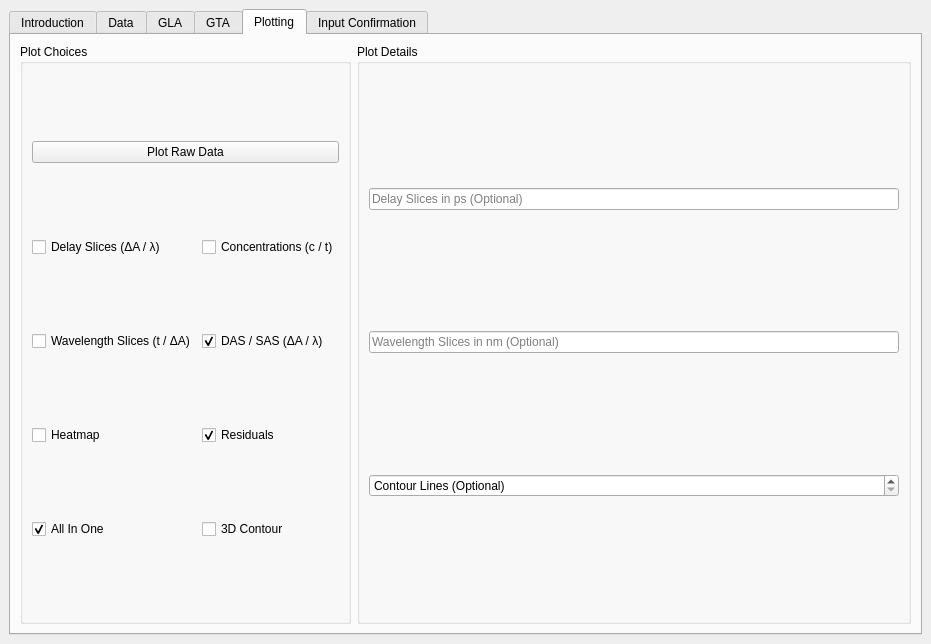
Old version of the form gui.ui in the repository 4-DMAPandSadness/EfsTA.
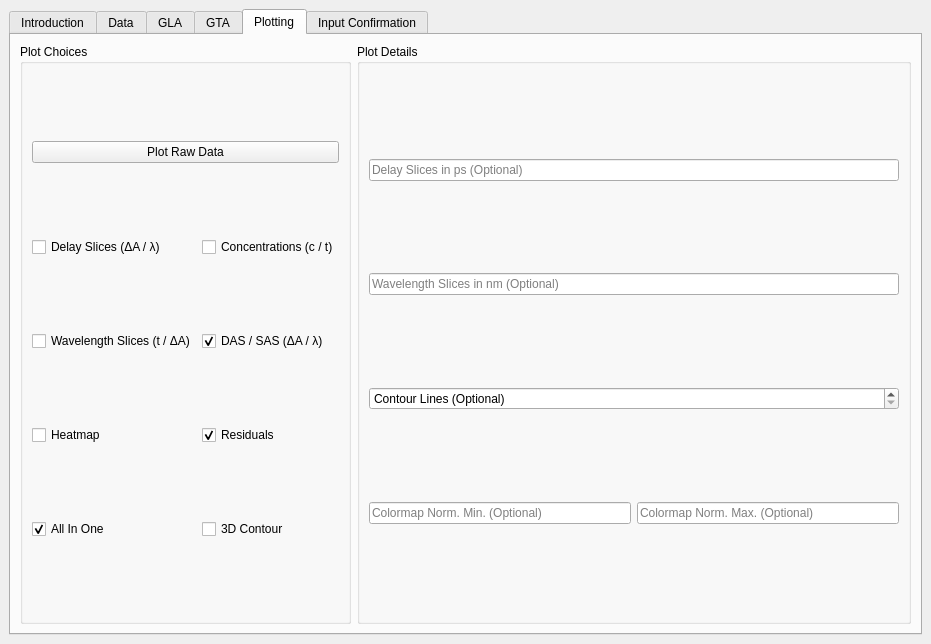
New version of the form. The open tabs and pages were chosen to show the change. Icons and pictures are not drawn.

Commit message: Changed plot style. Added colormap normalization to the gui. Updated pytests.

The edit to the form file:
```diff
--- a/gui.ui
+++ b/gui.ui
@@ -800,7 +800,47 @@
            <string>Plot Details</string>
           </property>
           <layout class="QGridLayout" name="gridLayout_5">
-           <item row="0" column="0">
+           <item row="3" column="0">
+            <widget class="QLineEdit" name="plot_input_vmin">
+             <property name="toolTip">
+              <string>&lt;html&gt;&lt;head/&gt;&lt;body&gt;&lt;p&gt;test&lt;/p&gt;&lt;p&gt;&lt;span style=&quot; font-weight:600; text-decoration: underline;&quot;&gt;Example:&lt;/span&gt;&lt;/p&gt;&lt;p&gt;The absorption values go from -200 to +100, so the colormap will not be centered around 0.&lt;/p&gt;&lt;p&gt;&lt;span style=&quot; font-weight:600; text-decoration: underline;&quot;&gt;Input:&lt;/span&gt;&lt;/p&gt;&lt;p&gt;-200&lt;/p&gt;&lt;/body&gt;&lt;/html&gt;</string>
+             </property>
+             <property name="placeholderText">
+              <string>Colormap Norm. Min. (Optional)</string>
+             </property>
+            </widget>
+           </item>
+           <item row="3" column="1">
+            <widget class="QLineEdit" name="plot_input_vmax">
+             <property name="toolTip">
+              <string>&lt;html&gt;&lt;head/&gt;&lt;body&gt;&lt;p&gt;test&lt;/p&gt;&lt;p&gt;&lt;span style=&quot; font-weight:600; text-decoration: underline;&quot;&gt;Example:&lt;/span&gt;&lt;/p&gt;&lt;p&gt;The absorption values go from -200 to +100, so the colormap will not be centered around 0.&lt;/p&gt;&lt;p&gt;&lt;span style=&quot; font-weight:600; text-decoration: underline;&quot;&gt;Input:&lt;/span&gt;&lt;/p&gt;&lt;p&gt;+200&lt;/p&gt;&lt;/body&gt;&lt;/html&gt;</string>
+             </property>
+             <property name="placeholderText">
+              <string>Colormap Norm. Max. (Optional)</string>
+             </property>
+            </widget>
+           </item>
+           <item row="2" column="0" colspan="2">
+            <widget class="QSpinBox" name="plot_input_contour">
+             <property name="toolTip">
+              <string>&lt;html&gt;&lt;head/&gt;&lt;body&gt;&lt;p&gt;Set the amount of contour lines in the &amp;quot;Heatmap&amp;quot;-, &amp;quot;Residuals&amp;quot;- and &amp;quot;3D Contour&amp;quot;-plot. Only effects the &amp;quot;Heatmap&amp;quot;- , &amp;quot;Residuals-&amp;quot;, &amp;quot;3D Contour&amp;quot;- and &amp;quot;All In One&amp;quot;-plot. This is optional and can be left empty. If left empty, will resort to a default value of 20.&lt;/p&gt;&lt;/body&gt;&lt;/html&gt;</string>
+             </property>
+             <property name="specialValueText">
+              <string>Contour Lines (Optional)</string>
+             </property>
+            </widget>
+           </item>
+           <item row="1" column="0" colspan="2">
+            <widget class="QLineEdit" name="plot_input_wavelength_slices">
+             <property name="toolTip">
+              <string>&lt;html&gt;&lt;head/&gt;&lt;body&gt;&lt;p&gt;Set specific wavelengths for data slicing. Will only effect the &amp;quot;Wavelength Slices&amp;quot;- and &amp;quot;All In One&amp;quot;-plot. If left empty the &amp;quot;Wavelength Slices&amp;quot;-plot will not be created and therefore also not be shown in the &amp;quot;All In One&amp;quot;-plot.&lt;/p&gt;&lt;p&gt;&lt;span style=&quot; font-weight:600; text-decoration: underline;&quot;&gt;Example:&lt;/span&gt;&lt;/p&gt;&lt;p&gt;The kinetic development at 360 nm, 520 nm and 680 nm is of special interest.&lt;/p&gt;&lt;p&gt;&lt;span style=&quot; font-weight:600; text-decoration: underline;&quot;&gt;Input:&lt;/span&gt;&lt;/p&gt;&lt;p&gt;360,520,680&lt;/p&gt;&lt;/body&gt;&lt;/html&gt;</string>
+             </property>
+             <property name="placeholderText">
+              <string>Wavelength Slices in nm (Optional)</string>
+             </property>
+            </widget>
+           </item>
+           <item row="0" column="0" colspan="2">
             <widget class="QLineEdit" name="plot_input_delay_slices">
              <property name="toolTip">
               <string>&lt;html&gt;&lt;head/&gt;&lt;body&gt;&lt;p&gt;Set specific delays for data slicing. Will only effect the &amp;quot;Delay Slices&amp;quot;- and &amp;quot;All In One&amp;quot;-plot. This is optional and can be left empty. If left empty the &amp;quot;Delay Slices&amp;quot;-plot will not be created and therefore also not be shown in the &amp;quot;All In One&amp;quot;-plot.&lt;/p&gt;&lt;p&gt;&lt;span style=&quot; font-weight:600; text-decoration: underline;&quot;&gt;Example:&lt;/span&gt;&lt;/p&gt;&lt;p&gt;The spectroscopic behavior at 23 ps, 67 ps and 124 ps is of special interest.&lt;/p&gt;&lt;p&gt;&lt;span style=&quot; font-weight:600; text-decoration: underline;&quot;&gt;Input:&lt;/span&gt;&lt;/p&gt;&lt;p&gt;23,67,124&lt;/p&gt;&lt;/body&gt;&lt;/html&gt;</string>
@@ -813,26 +853,6 @@
              </property>
             </widget>
            </item>
-           <item row="1" column="0">
-            <widget class="QLineEdit" name="plot_input_wavelength_slices">
-             <property name="toolTip">
-              <string>&lt;html&gt;&lt;head/&gt;&lt;body&gt;&lt;p&gt;Set specific wavelengths for data slicing. Will only effect the &amp;quot;Wavelength Slices&amp;quot;- and &amp;quot;All In One&amp;quot;-plot. If left empty the &amp;quot;Wavelength Slices&amp;quot;-plot will not be created and therefore also not be shown in the &amp;quot;All In One&amp;quot;-plot.&lt;/p&gt;&lt;p&gt;&lt;span style=&quot; font-weight:600; text-decoration: underline;&quot;&gt;Example:&lt;/span&gt;&lt;/p&gt;&lt;p&gt;The kinetic development at 360 nm, 520 nm and 680 nm is of special interest.&lt;/p&gt;&lt;p&gt;&lt;span style=&quot; font-weight:600; text-decoration: underline;&quot;&gt;Input:&lt;/span&gt;&lt;/p&gt;&lt;p&gt;360,520,680&lt;/p&gt;&lt;/body&gt;&lt;/html&gt;</string>
-             </property>
-             <property name="placeholderText">
-              <string>Wavelength Slices in nm (Optional)</string>
-             </property>
-            </widget>
-           </item>
-           <item row="2" column="0">
-            <widget class="QSpinBox" name="plot_input_contour">
-             <property name="toolTip">
-              <string>&lt;html&gt;&lt;head/&gt;&lt;body&gt;&lt;p&gt;Set the amount of contour lines in the &amp;quot;Heatmap&amp;quot;-, &amp;quot;Residuals&amp;quot;- and &amp;quot;3D Contour&amp;quot;-plot. Only effects the &amp;quot;Heatmap&amp;quot;- , &amp;quot;Residuals-&amp;quot;, &amp;quot;3D Contour&amp;quot;- and &amp;quot;All In One&amp;quot;-plot. This is optional and can be left empty. If left empty, will resort to a default value of 20.&lt;/p&gt;&lt;/body&gt;&lt;/html&gt;</string>
-             </property>
-             <property name="specialValueText">
-              <string>Contour Lines (Optional)</string>
-             </property>
-            </widget>
-           </item>
           </layout>
          </widget>
         </item>
```
Left out of the diff: 27 changed lines with no effect on the pictures. The commit also changes 10 other files.
